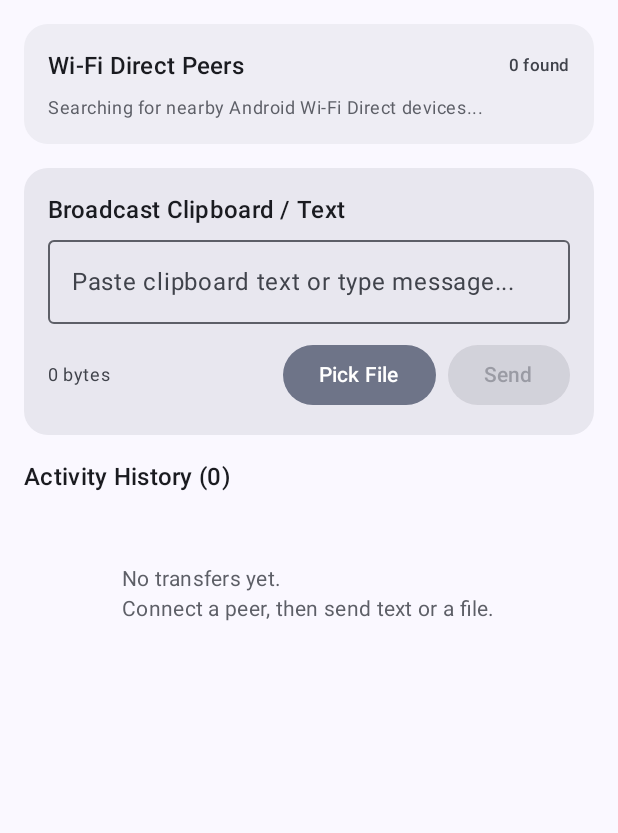
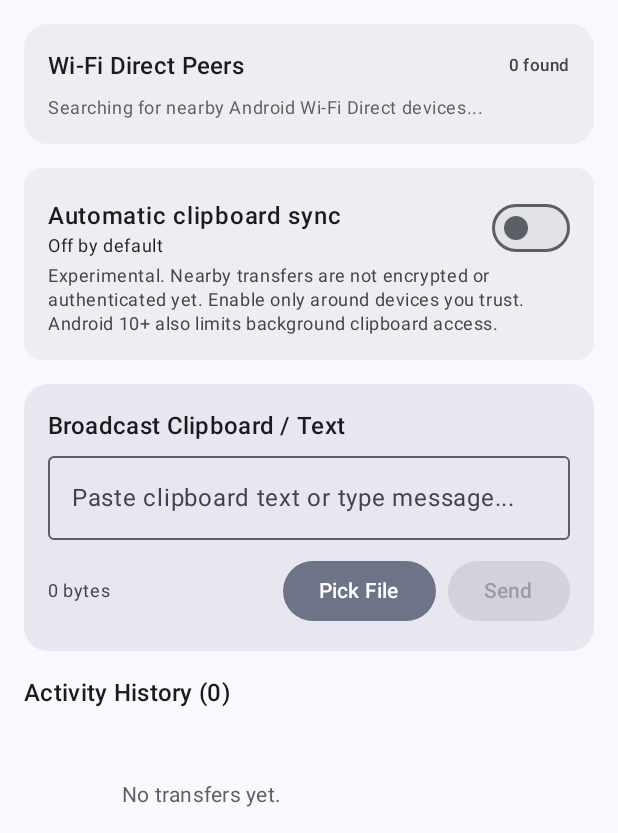
Before and after one commit to almogmaman12/RadioClip, an Android app built with Jetpack Compose: the screen it shows after launch (MainActivity), on a phone screen of 412 x 824 dp, the part 403-1236 px from its top. Run offline under Robolectric (Android 15) with nearby library versions, the phone set to English and light mode, and no system bars; 2 statements that could not run were skipped.

Commit message:
Add clipboard sync consent and received-text copy action

```diff
--- a/app/src/main/java/com/almog/radioclip/ui/DashboardScreen.kt
+++ b/app/src/main/java/com/almog/radioclip/ui/DashboardScreen.kt
@@ -1,6 +1,8 @@
 package com.almog.radioclip.ui
 
 import android.content.Context
+import android.content.ClipData
+import android.content.ClipboardManager
 import android.net.Uri
 import android.provider.OpenableColumns
 import androidx.activity.compose.rememberLauncherForActivityResult
@@ -34,6 +36,7 @@ import androidx.compose.material3.OutlinedButton
 import androidx.compose.material3.OutlinedTextField
 import androidx.compose.material3.Scaffold
 import androidx.compose.material3.Surface
+import androidx.compose.material3.Switch
 import androidx.compose.material3.Text
 import androidx.compose.material3.TopAppBar
 import androidx.compose.material3.TopAppBarDefaults
@@ -69,6 +72,8 @@ fun DashboardScreen(
     connectedBlePeers: List<PeerDevice>,
     connectedWifiPeers: List<PeerDevice>,
     history: List<Payload>,
+    clipboardSyncEnabled: Boolean,
+    onClipboardSyncChange: (Boolean) -> Unit,
     onConnectPeer: (transportType: TransportType, peerId: String) -> Unit,
     onSendText: (String) -> Unit,
     onSendFile: (name: String, mimeType: String, sizeBytes: Long, uriString: String) -> Unit,
@@ -202,6 +207,38 @@ fun DashboardScreen(
                     transportType = TransportType.WIFI_DIRECT_SOCKET,
                     onConnect = { onConnectPeer(TransportType.WIFI_DIRECT_SOCKET, it) }
                 )
+            }
+
+            // Android restricts background clipboard reads, and peer traffic is not
+            // authenticated yet. Require clear opt-in for automatic clipboard sync.
+            item {
+                Card(
+                    modifier = Modifier.fillMaxWidth(),
+                    colors = CardDefaults.cardColors(containerColor = MaterialTheme.colorScheme.surfaceContainer)
+                ) {
+                    Column(modifier = Modifier.padding(16.dp)) {
+                        Row(
+                            modifier = Modifier.fillMaxWidth(),
+                            verticalAlignment = Alignment.CenterVertically,
+                            horizontalArrangement = Arrangement.SpaceBetween
+                        ) {
+                            Column(modifier = Modifier.weight(1f)) {
+                                Text("Automatic clipboard sync", fontWeight = FontWeight.SemiBold)
+                                Text(
+                                    if (clipboardSyncEnabled) "Enabled" else "Off by default",
+                                    style = MaterialTheme.typography.bodySmall
+                                )
+                            }
+                            Switch(checked = clipboardSyncEnabled, onCheckedChange = onClipboardSyncChange)
+                        }
+                        Text(
+                            "Experimental. Nearby transfers are not encrypted or authenticated yet. " +
+                                "Enable only around devices you trust. Android 10+ also limits background clipboard access.",
+                            style = MaterialTheme.typography.bodySmall,
+                            color = MaterialTheme.colorScheme.onSurfaceVariant
+                        )
+                    }
+                }
             }
 
             // Quick Send Clipboard Text Card
@@ -556,6 +593,19 @@ fun PayloadItem(payload: Payload) {
                         style = MaterialTheme.typography.bodyMedium,
                         fontFamily = FontFamily.Monospace
                     )
+                    if (!payload.isOutgoing) {
+                        OutlinedButton(
+                            onClick = {
+                                val clipboard = context.getSystemService(Context.CLIPBOARD_SERVICE)
+                                    as? ClipboardManager
+                                clipboard?.setPrimaryClip(
+                                    ClipData.newPlainText("RadioClip", payload.content)
+                                )
+                            }
+                        ) {
+                            Text("Copy text")
+                        }
+                    }
                 }
                 is Payload.File -> {
                     Row(
```
